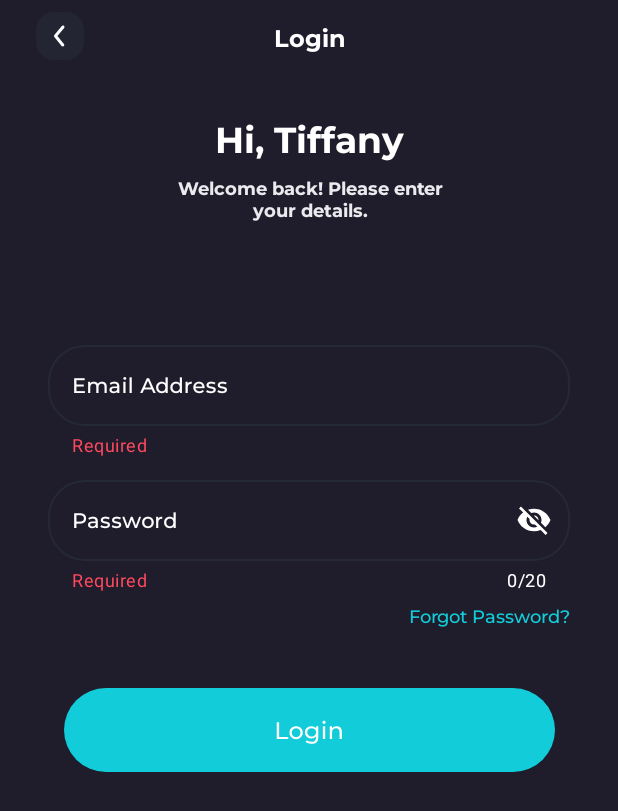
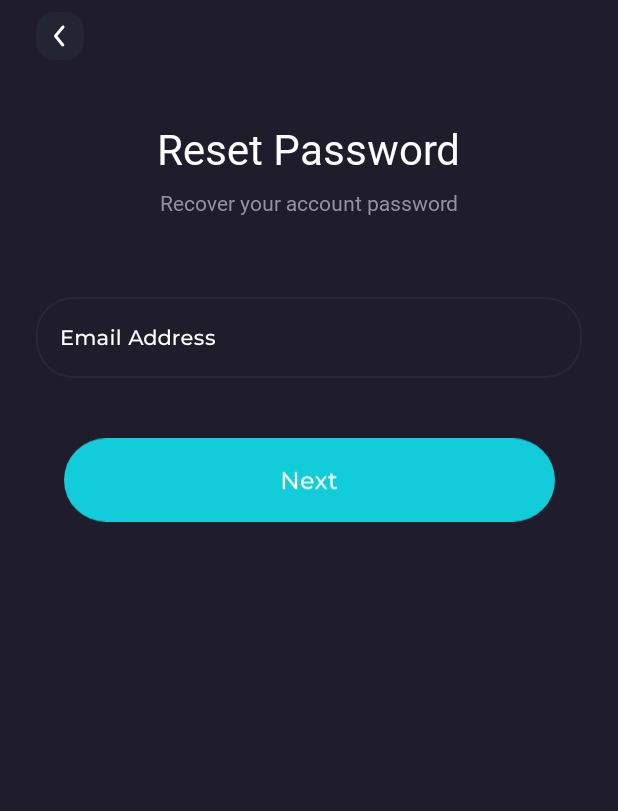
Before and after one commit to BaraBulba/MVVM_movie_app, an Android app: the LoginFragment screen opened through its navigation route, after a tap on "Forgot Password?", on a phone screen of 412 x 824 dp. Shown: the top 811 px of the screen. Run offline under Robolectric (Android 15) with nearby library versions, the phone set to English and light mode, and no system bars; our stand-ins replace Dagger/Hilt's generated code, Firebase (no records; nobody signed in at launch, a user with empty details on screens opened directly).

Commit message:
Added reset password mechanism.

```diff
--- a/app/src/main/java/com/andrew/solokhov/mvvmmovieapp/data/repository/AuthRepositoryImpl.kt
+++ b/app/src/main/java/com/andrew/solokhov/mvvmmovieapp/data/repository/AuthRepositoryImpl.kt
@@ -4,7 +4,6 @@ import com.andrew.solokhov.mvvmmovieapp.data.utils.ResponseWrapper
 import com.andrew.solokhov.mvvmmovieapp.di.provide.IoDispatcher
 import com.andrew.solokhov.mvvmmovieapp.domain.repository.AuthRepository
 import com.google.android.gms.tasks.Task
-import com.google.firebase.auth.AuthResult
 import com.google.firebase.auth.FirebaseAuth
 import com.google.firebase.auth.UserProfileChangeRequest
 import com.google.firebase.crashlytics.FirebaseCrashlytics
@@ -69,8 +68,17 @@ class AuthRepositoryImpl @Inject constructor(
 
     }
 
-    private fun performFirebaseAuthOperation(
-        operation: suspend () -> Task<AuthResult>,
+    override fun resetUserPasswordWithEmail(email: String): Flow<ResponseWrapper<Boolean>> {
+        return performFirebaseAuthOperation(
+            operation = {
+                firebaseAuth.sendPasswordResetEmail(email)
+            },
+            firebaseCrashlytics = firebaseCrashlytics
+        )
+    }
+
+    private fun <T> performFirebaseAuthOperation(
+        operation: suspend () -> Task<T>,
         firebaseCrashlytics: FirebaseCrashlytics
     ): Flow<ResponseWrapper<Boolean>> {
         return flow {
--- a/app/src/main/java/com/andrew/solokhov/mvvmmovieapp/domain/repository/AuthRepository.kt
+++ b/app/src/main/java/com/andrew/solokhov/mvvmmovieapp/domain/repository/AuthRepository.kt
@@ -7,4 +7,5 @@ interface AuthRepository {
     fun registerUser(email: String, password: String, fullName: String): Flow<ResponseWrapper<Boolean>>
     fun loginUser(email: String, password: String): Flow<ResponseWrapper<Boolean>>
     suspend fun updateUserProfileName(fullName: String)
+    fun resetUserPasswordWithEmail(email: String): Flow<ResponseWrapper<Boolean>>
 }
--- a/app/src/main/java/com/andrew/solokhov/mvvmmovieapp/presentation/fragments/auth/login/LoginFragment.kt
+++ b/app/src/main/java/com/andrew/solokhov/mvvmmovieapp/presentation/fragments/auth/login/LoginFragment.kt
@@ -36,7 +36,7 @@ class LoginFragment : Fragment(R.layout.fragment_login) {
                 loginUser()
             }
             tvForgotPassword.setOnClickListener {
-                //TODO
+                findNavController().navigate(R.id.action_loginFragment_to_passwordResetFragment)
             }
 
         }
--- /dev/null
+++ b/app/src/main/java/com/andrew/solokhov/mvvmmovieapp/presentation/fragments/auth/pass_reset/PasswordResetFragment.kt
@@ -0,0 +1,68 @@
+package com.andrew.solokhov.mvvmmovieapp.presentation.fragments.auth.pass_reset
+
+import android.os.Bundle
+import androidx.fragment.app.Fragment
+import android.view.View
+import androidx.core.view.isVisible
+import androidx.fragment.app.viewModels
+import androidx.lifecycle.Lifecycle
+import androidx.lifecycle.flowWithLifecycle
+import androidx.lifecycle.lifecycleScope
+import androidx.navigation.fragment.findNavController
+import com.andrew.solokhov.mvvmmovieapp.R
+import com.andrew.solokhov.mvvmmovieapp.data.utils.ResponseWrapper
+import com.andrew.solokhov.mvvmmovieapp.databinding.FragmentPasswordResetBinding
+import com.andrew.solokhov.mvvmmovieapp.presentation.utils.removeKeyboard
+import com.andrew.solokhov.mvvmmovieapp.presentation.utils.showToastMessage
+import dagger.hilt.android.AndroidEntryPoint
+import kotlinx.coroutines.launch
+
+@AndroidEntryPoint
+class PasswordResetFragment : Fragment(R.layout.fragment_password_reset) {
+
+    private var _binding: FragmentPasswordResetBinding? = null
+
+    private val viewModel by viewModels<PasswordResetViewModel>()
+
+    override fun onViewCreated(view: View, savedInstanceState: Bundle?) {
+        super.onViewCreated(view, savedInstanceState)
+        _binding = FragmentPasswordResetBinding.bind(view)
+        _binding?.run {
+            btnNext.setOnClickListener {
+                with(requireView()) {
+                    removeKeyboard()
+                }
+                viewLifecycleOwner.lifecycleScope.launch {
+                    viewModel.resetPasswordWithEmail(emailTextInput.text.toString())
+                        .flowWithLifecycle(lifecycle, Lifecycle.State.STARTED).collect { response ->
+                            when (response) {
+                                is ResponseWrapper.Error -> {
+                                    progressBar.isVisible = false
+                                    showToastMessage(
+                                        response.message
+                                            ?: getString(R.string.something_went_wrong_try_again),
+                                        requireContext().applicationContext
+                                    )
+                                }
+
+                                is ResponseWrapper.Loading -> progressBar.isVisible = true
+                                is ResponseWrapper.Success -> {
+                                    progressBar.isVisible = false
+                                    showToastMessage(
+                                        getString(R.string.check_your_email),
+                                        requireContext().applicationContext
+                                    )
+                                    findNavController().popBackStack()
+                                }
+                            }
+
+                        }
+
+                }
+            }
+            btnBack.setOnClickListener {
+                findNavController().popBackStack()
+            }
+        }
+    }
+}
--- /dev/null
+++ b/app/src/main/java/com/andrew/solokhov/mvvmmovieapp/presentation/fragments/auth/pass_reset/PasswordResetViewModel.kt
@@ -0,0 +1,15 @@
+package com.andrew.solokhov.mvvmmovieapp.presentation.fragments.auth.pass_reset
+
+import androidx.lifecycle.ViewModel
+import com.andrew.solokhov.mvvmmovieapp.domain.repository.AuthRepository
+import dagger.hilt.android.lifecycle.HiltViewModel
+import javax.inject.Inject
+
+@HiltViewModel
+class PasswordResetViewModel @Inject constructor(
+    private val authRepository: AuthRepository,
+) : ViewModel() {
+
+    fun resetPasswordWithEmail(email: String) =
+        authRepository.resetUserPasswordWithEmail(email)
+}
--- /dev/null
+++ b/app/src/main/res/drawable/ic_next_btn.xml
@@ -0,0 +1,5 @@
+<vector android:height="34.250763dp" android:viewportHeight="56"
+    android:viewportWidth="327" android:width="200dp" xmlns:android="http://schemas.android.com/apk/res/android">
+    <path android:fillColor="#12CDD9" android:pathData="M28,0L299,0A28,28 0,0 1,327 28L327,28A28,28 0,0 1,299 56L28,56A28,28 0,0 1,0 28L0,28A28,28 0,0 1,28 0z"/>
+    <path android:fillColor="#ffffff" android:pathData="M155.31,22.8V34H154L147.28,25.65V34H145.68V22.8H146.99L153.71,31.15V22.8H155.31ZM166.22,29.81C166.22,29.93 166.21,30.08 166.19,30.27H159.31C159.41,31.02 159.73,31.62 160.29,32.08C160.85,32.53 161.55,32.75 162.38,32.75C163.4,32.75 164.21,32.41 164.83,31.73L165.68,32.72C165.3,33.17 164.82,33.51 164.24,33.74C163.68,33.98 163.04,34.1 162.34,34.1C161.44,34.1 160.65,33.91 159.95,33.55C159.26,33.18 158.72,32.66 158.34,32C157.96,31.34 157.78,30.59 157.78,29.76C157.78,28.94 157.96,28.2 158.32,27.54C158.69,26.87 159.2,26.36 159.84,26C160.49,25.63 161.22,25.44 162.03,25.44C162.84,25.44 163.56,25.63 164.19,26C164.83,26.36 165.33,26.87 165.68,27.54C166.04,28.2 166.22,28.95 166.22,29.81ZM162.03,26.74C161.3,26.74 160.68,26.96 160.18,27.41C159.69,27.86 159.4,28.44 159.31,29.17H164.75C164.67,28.45 164.37,27.87 163.87,27.42C163.38,26.97 162.77,26.74 162.03,26.74ZM173.65,34L171.2,30.75L168.72,34H167.01L170.35,29.66L167.17,25.52H168.88L171.22,28.58L173.54,25.52H175.22L172.02,29.66L175.4,34H173.65ZM181.96,33.5C181.74,33.7 181.46,33.85 181.13,33.95C180.8,34.05 180.46,34.1 180.1,34.1C179.25,34.1 178.59,33.87 178.12,33.41C177.65,32.95 177.41,32.29 177.41,31.44V26.78H175.98V25.52H177.41V23.66H178.95V25.52H181.38V26.78H178.95V31.38C178.95,31.83 179.06,32.19 179.29,32.43C179.52,32.68 179.85,32.8 180.28,32.8C180.75,32.8 181.15,32.67 181.48,32.4L181.96,33.5Z"/>
+</vector>
--- a/app/src/main/res/layout/fragment_login.xml
+++ b/app/src/main/res/layout/fragment_login.xml
@@ -141,7 +141,7 @@
                 android:layout_height="match_parent"
                 android:background="@drawable/edit_text_bg"
                 android:fontFamily="@font/montserrat_medium"
-                android:inputType="textVisiblePassword"
+                android:inputType="textPassword"
                 android:maxLength="20"
                 android:singleLine="true"
                 android:textColor="@color/grey"
--- /dev/null
+++ b/app/src/main/res/layout/fragment_password_reset.xml
@@ -0,0 +1,109 @@
+<?xml version="1.0" encoding="utf-8"?>
+<androidx.constraintlayout.widget.ConstraintLayout xmlns:android="http://schemas.android.com/apk/res/android"
+    xmlns:app="http://schemas.android.com/apk/res-auto"
+    xmlns:tools="http://schemas.android.com/tools"
+    android:layout_width="match_parent"
+    android:layout_height="match_parent"
+    android:background="@color/main_color"
+    tools:context=".presentation.fragments.auth.pass_reset.PasswordResetFragment">
+
+    <ImageButton
+        android:id="@+id/btn_back"
+        android:layout_width="wrap_content"
+        android:layout_height="wrap_content"
+        android:layout_marginStart="24dp"
+        android:layout_marginTop="8dp"
+        android:background="?attr/selectableItemBackgroundBorderless"
+        android:contentDescription="@string/back_press_btn"
+        android:src="@drawable/ic_auth_back_btn"
+        app:layout_constraintStart_toStartOf="parent"
+        app:layout_constraintTop_toTopOf="parent" />
+
+    <TextView
+        android:id="@+id/textView5"
+        android:layout_width="wrap_content"
+        android:layout_height="wrap_content"
+        android:layout_marginStart="74dp"
+        android:layout_marginTop="80dp"
+        android:layout_marginEnd="74dp"
+        android:fontFamily="@font/montserrat_regular"
+        android:text="@string/reset_password"
+        android:textColor="@color/white"
+        android:textSize="28sp"
+        app:layout_constraintEnd_toEndOf="parent"
+        app:layout_constraintHorizontal_bias="0.5"
+        app:layout_constraintStart_toStartOf="parent"
+        app:layout_constraintTop_toTopOf="parent" />
+
+    <TextView
+        android:id="@+id/textView7"
+        android:layout_width="wrap_content"
+        android:layout_height="wrap_content"
+        android:layout_marginStart="72dp"
+        android:layout_marginTop="7dp"
+        android:layout_marginEnd="72dp"
+        android:fontFamily="@font/montserrat_regular"
+        android:text="@string/recover_acc_pass"
+        android:textColor="@color/grey"
+        android:textSize="14sp"
+        app:layout_constraintEnd_toEndOf="parent"
+        app:layout_constraintHorizontal_bias="0.5"
+        app:layout_constraintStart_toStartOf="parent"
+        app:layout_constraintTop_toBottomOf="@+id/textView5" />
+
+    <com.google.android.material.textfield.TextInputLayout
+        android:id="@+id/email_text_input_layout"
+        style="@style/Widget.MaterialComponents.TextInputLayout.OutlinedBox"
+        android:layout_width="0dp"
+        android:layout_height="wrap_content"
+        android:layout_marginTop="48dp"
+        android:layout_marginStart="24dp"
+        android:layout_marginEnd="24dp"
+        android:hint="@string/enter_email_address"
+        android:textColorHint="@color/white"
+        app:boxBackgroundMode="outline"
+        app:counterTextColor="@color/white"
+        app:cursorColor="@color/white"
+        app:endIconMode="clear_text"
+        app:endIconTint="@color/white"
+        app:hintTextColor="@color/white"
+        app:layout_constraintEnd_toEndOf="parent"
+        app:layout_constraintStart_toStartOf="parent"
+        app:layout_constraintTop_toBottomOf="@+id/textView7">
+
+        <com.google.android.material.textfield.TextInputEditText
+            android:id="@+id/email_text_input"
+            android:layout_width="match_parent"
+            android:layout_height="wrap_content"
+            android:background="@drawable/edit_text_bg"
+            android:fontFamily="@font/montserrat_medium"
+            android:inputType="textEmailAddress"
+            android:singleLine="true"
+            android:textColor="@color/grey"
+            android:textSize="14sp" />
+
+    </com.google.android.material.textfield.TextInputLayout>
+
+    <androidx.appcompat.widget.AppCompatImageView
+        android:id="@+id/btn_next"
+        android:layout_width="327dp"
+        android:layout_height="56dp"
+        android:layout_marginTop="40dp"
+        android:src="@drawable/ic_next_btn"
+        app:layout_constraintEnd_toEndOf="parent"
+        app:layout_constraintStart_toStartOf="parent"
+        app:layout_constraintTop_toBottomOf="@+id/email_text_input_layout" />
+
+    <ProgressBar
+        android:id="@+id/progress_bar"
+        android:layout_width="wrap_content"
+        android:layout_height="wrap_content"
+        android:layout_marginTop="8dp"
+        android:visibility="gone"
+        android:indeterminateTint="@color/white"
+        app:layout_constraintEnd_toEndOf="parent"
+        app:layout_constraintHorizontal_bias="0.5"
+        app:layout_constraintStart_toStartOf="parent"
+        app:layout_constraintTop_toBottomOf="@+id/btn_next" />
+
+</androidx.constraintlayout.widget.ConstraintLayout>
--- a/app/src/main/res/layout/fragment_sign_up.xml
+++ b/app/src/main/res/layout/fragment_sign_up.xml
@@ -169,7 +169,7 @@
                 android:layout_height="wrap_content"
                 android:background="@drawable/edit_text_bg"
                 android:fontFamily="@font/montserrat_medium"
-                android:inputType="textVisiblePassword"
+                android:inputType="textPassword"
                 android:maxLength="20"
                 android:singleLine="true"
                 android:textColor="@color/grey"
--- a/app/src/main/res/navigation/main_graph.xml
+++ b/app/src/main/res/navigation/main_graph.xml
@@ -38,6 +38,13 @@
             app:popUpTo="@id/main_graph"
             app:popUpToInclusive="true"
             app:destination="@id/homeFragment" />
+        <action
+            android:id="@+id/action_loginFragment_to_passwordResetFragment"
+            app:popEnterAnim="@anim/from_left"
+            app:popExitAnim="@anim/to_right"
+            app:enterAnim="@anim/from_right"
+            app:exitAnim="@anim/to_left"
+            app:destination="@id/passwordResetFragment" />
     </fragment>
     <fragment
         android:id="@+id/signUpFragment"
@@ -59,4 +66,9 @@
         android:name="com.andrew.solokhov.mvvmmovieapp.presentation.fragments.home.HomeFragment"
         android:label="fragment_home"
         tools:layout="@layout/fragment_home" />
+    <fragment
+        android:id="@+id/passwordResetFragment"
+        android:name="com.andrew.solokhov.mvvmmovieapp.presentation.fragments.auth.pass_reset.PasswordResetFragment"
+        android:label="fragment_password_reset"
+        tools:layout="@layout/fragment_password_reset" />
 </navigation>
--- a/app/src/main/res/values/strings.xml
+++ b/app/src/main/res/values/strings.xml
@@ -21,4 +21,7 @@
     <string name="terms_and_services_clicked">Terms and Services clicked!</string>
     <string name="privacy_policy_clicked">Privacy Policy clicked!</string>
     <string name="something_went_wrong_try_again">Something went wrong, try again!</string>
+    <string name="reset_password">Reset Password</string>
+    <string name="recover_acc_pass">Recover your account password</string>
+    <string name="check_your_email">Check your email!</string>
 </resources>
```
Also changed, not shown: app/src/main/res/font/montserrat.ttf (added).
